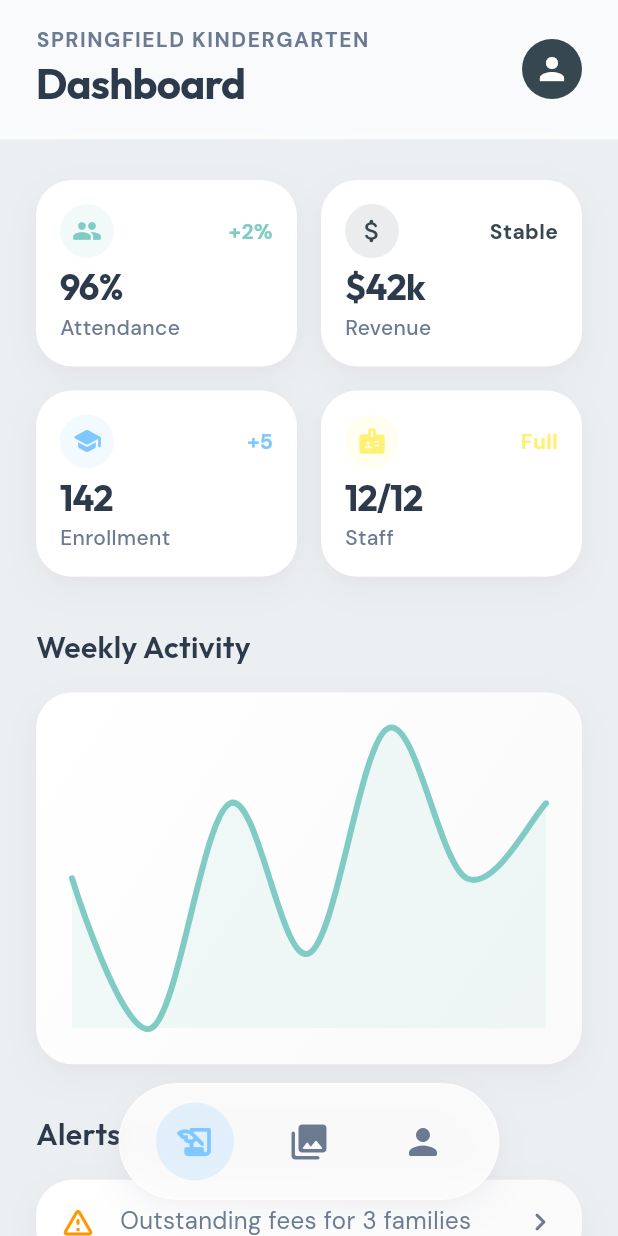
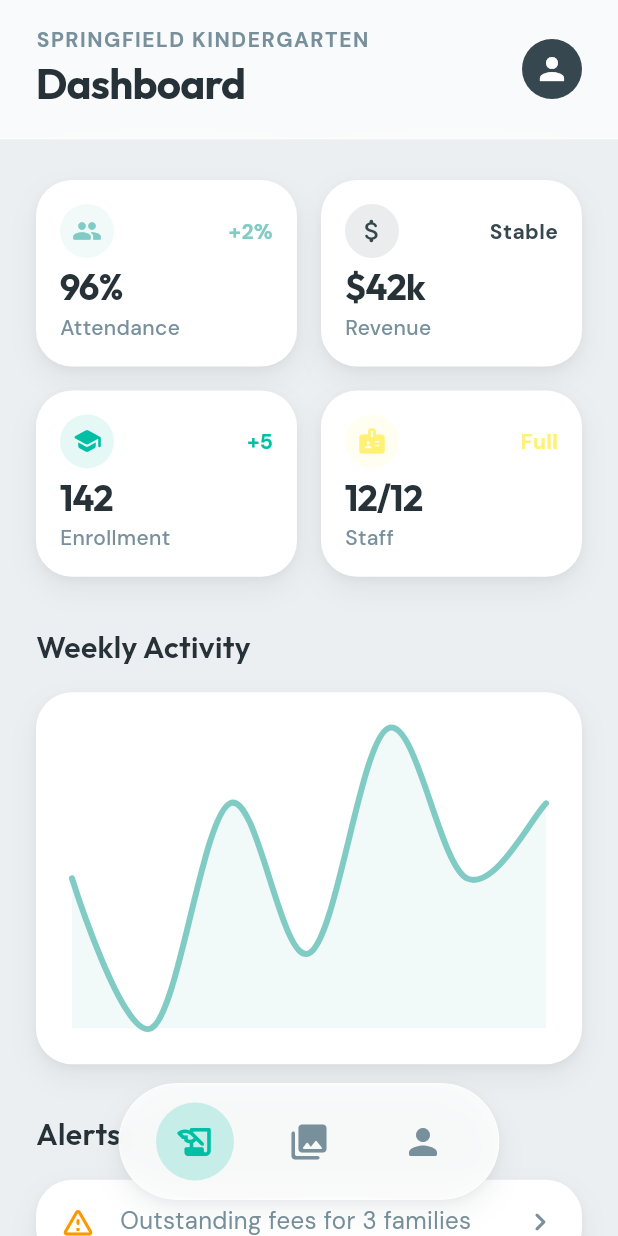
Before and after one commit to Saransh1220/School-ERP, a Flutter app: the AdminHomeAnalytics screen opened directly, on a phone screen of 412 x 824 dp. Run offline on Flutter 3.47's test engine with Material 3 defaults, Android fonts, the phone set to English and light mode, and no system bars; drawn by our look-alikes of fl_chart, flutter_animate; our stand-ins replace flutter_riverpod, go_router, google_fonts; accounts and stored records are empty; network calls fail.

Commit message:
redesign parents module

```diff
--- a/lib/config/design_system.dart
+++ b/lib/config/design_system.dart
@@ -2,49 +2,50 @@
 import 'package:google_fonts/google_fonts.dart';
 
 class DesignSystem {
-  // --- Core Palette (Storybook) ---
-  static const Color creamWhite = Color(0xFFFFFDF9); // Warm background
-  static const Color offWhite = creamWhite; // Compatibility alias
+  // --- Core Palette (Leo's Journal Theme) ---
+  static const Color iceWhite = Color(0xFFFAFAFA); // Clean Off-White
+  static const Color creamWhite = iceWhite;
+  static const Color offWhite = iceWhite;
   static const Color pureWhite = Colors.white;
 
-  static const Color textNavy = Color(0xFF2C3A4B); // Soft Navy titles
-  static const Color textGreyBlue = Color(0xFF6B7A90); // Muted body
+  static const Color textNavy = Color(0xFF263238); // Dark Navy/Black for High Contrast Headers
+  static const Color textGreyBlue = Color(0xFF78909C); // Cool Grey for secondary text
 
-  // Compatibility Aliases (Restoring these to fix build errors)
+  // Compatibility Aliases
   static const Color textMain = textNavy;
   static const Color textSecondary = textGreyBlue;
 
-  // --- Storybook Primaries ---
-  static const Color parentCoral = Color(0xFFFF8A80); // Warmth/Care
-  static const Color parentSky = Color(0xFF7EC8FF); // Trust/Calm
-  static const Color parentYellow = Color(0xFFFFE082); // Happiness
-  static const Color parentMint = Color(0xFF8DE6C3); // Health
-  static const Color parentLavender = Color(0xFFC7B7FF); // Creativity
+  // --- Vibrant Primaries (From Images) ---
+  static const Color parentTeal = Color(0xFF00BFA5); // Vibrant Teal (Primary Action)
+  static const Color parentOrange = Color(0xFFFF9100); // Warm Orange (Food)
+  static const Color parentGreen = Color(0xFF00C853); // Vibrant Green (Status)
 
-  // Mapped for compatibility (updating old references if any remaining)
-  static const Color parentBlue = parentSky;
-  static const Color parentPeach = parentCoral;
-  static const Color parentAmber = parentYellow;
+  // Re-mapping Storybook -> Vibrant Image Theme
+  static const Color parentDeepTeal = parentTeal;
+  static const Color parentOceanBlue = parentTeal;
+  static const Color parentActiveGreen = parentGreen;
 
-  // --- Role Primaries (Teachers/Admin kept same or compatible) ---
+  static const Color parentCyan = Color(0xFFE0F2F1); // Very light teal for backgrounds
+  static const Color parentLime = parentOrange; // Map Yellow/Lime to Orange
+
+  static const Color parentCoral = parentOrange;
+  static const Color parentSky = parentCyan;
+  static const Color parentYellow = parentOrange;
+  static const Color parentLavender = Color(0xFF26A69A); // Secondary Teal
+  static const Color parentMint = parentGreen;
+
+  // Mapped for compatibility
+  static const Color parentBlue = parentTeal;
+  static const Color parentPeach = parentOrange;
+  static const Color parentAmber = parentOrange;
+
+  // --- Role Primaries (Restored) ---
   static const Color teacherBlue = Color(0xFF64B5F6);
   static const Color teacherYellow = Color(0xFFFFF176);
   static const Color adminNavy = Color(0xFF37474F);
   static const Color adminTeal = Color(0xFF80CBC4);
 
-  // --- Gradients (Soft & Emotional) ---
-  static const LinearGradient storyGradient = LinearGradient(
-    colors: [parentSky, parentMint],
-    begin: Alignment.topCenter,
-    end: Alignment.bottomCenter,
-  );
-
-  static const LinearGradient parentGradient = LinearGradient(
-    colors: [Color(0xFFFFF0EC), creamWhite], // Coral tint -> Cream
-    begin: Alignment.topLeft,
-    end: Alignment.bottomRight,
-  );
-
+  // --- Gradients (Restored) ---
   static const LinearGradient teacherGradient = LinearGradient(
     colors: [Color(0xFFE3F2FD), Color(0xFFFFFDE7)],
     begin: Alignment.topCenter,
@@ -57,23 +58,36 @@
     end: Alignment.bottomRight,
   );
 
+  // --- Gradients (Subtle to None - Clean Look) ---
+  static const LinearGradient storyGradient = LinearGradient(
+    colors: [parentTeal, parentTeal], // Solid line look
+    begin: Alignment.topCenter,
+    end: Alignment.bottomCenter,
+  );
+
+  static const LinearGradient parentGradient = LinearGradient(
+    colors: [Colors.white, Colors.white], // Clean White Header
+    begin: Alignment.topLeft,
+    end: Alignment.bottomRight,
+  );
+
   static const LinearGradient cardGradient = LinearGradient(
-     colors: [pureWhite, Color(0xFFFAFAFA)],
+     colors: [Colors.white, Colors.white], // Clean White Cards
      begin: Alignment.topLeft,
      end: Alignment.bottomRight
   );
 
-  // --- Shadows (Colored Glows) ---
+  // --- Shadows (Soft & Subtle) ---
   static List<BoxShadow> glowShadow = [
     BoxShadow(
-      color: const Color(0xFF8A9AB9).withOpacity(0.1), // Blue-grey tint
-      blurRadius: 20,
+      color: const Color(0xFF37474F).withOpacity(0.08), // Soft grey shadow
+      blurRadius: 16,
       offset: const Offset(0, 8),
       spreadRadius: 0,
     ),
     BoxShadow(
-      color: const Color(0xFFFF8A80).withOpacity(0.05), // Warm coral tint
-      blurRadius: 5,
+      color: const Color(0xFF37474F).withOpacity(0.05),
+      blurRadius: 4,
       offset: const Offset(0, 2),
       spreadRadius: 0,
     ),
```
Also changed, not shown: lib/config/routes.dart (+1 -23 lines), lib/features/parent/presentation/home/parent_home_screen.dart (+85 -51 lines), lib/features/parent/presentation/parent_shell.dart (+3 -9 lines), lib/features/parent/presentation/stats/parent_stats_screen.dart (+47 -6 lines).
